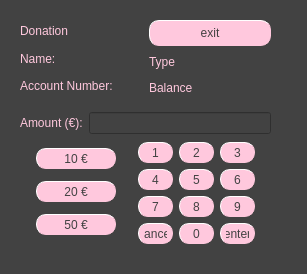
This is bankautomat/donationwindow.ui in bank-2022/group11 as Qt 5 draws it before an edit. The edited form follows.
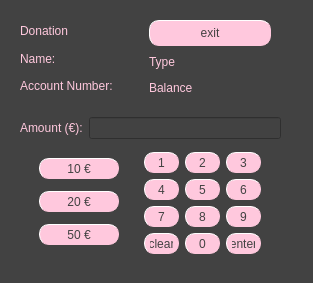
This is the edited form.

Patch:
```diff
--- a/bankautomat/donationwindow.ui
+++ b/bankautomat/donationwindow.ui
@@ -6,8 +6,8 @@
    <rect>
     <x>0</x>
     <y>0</y>
-    <width>307</width>
-    <height>274</height>
+    <width>313</width>
+    <height>283</height>
    </rect>
   </property>
   <property name="windowTitle">
@@ -21,8 +21,8 @@
     <rect>
      <x>20</x>
      <y>110</y>
-     <width>251</width>
-     <height>138</height>
+     <width>261</width>
+     <height>151</height>
     </rect>
    </property>
    <layout class="QVBoxLayout" name="verticalLayout_4">
@@ -482,7 +482,7 @@
 padding: 5px;</string>
           </property>
           <property name="text">
-           <string>cancel</string>
+           <string>clear</string>
           </property>
          </widget>
         </item>
```
